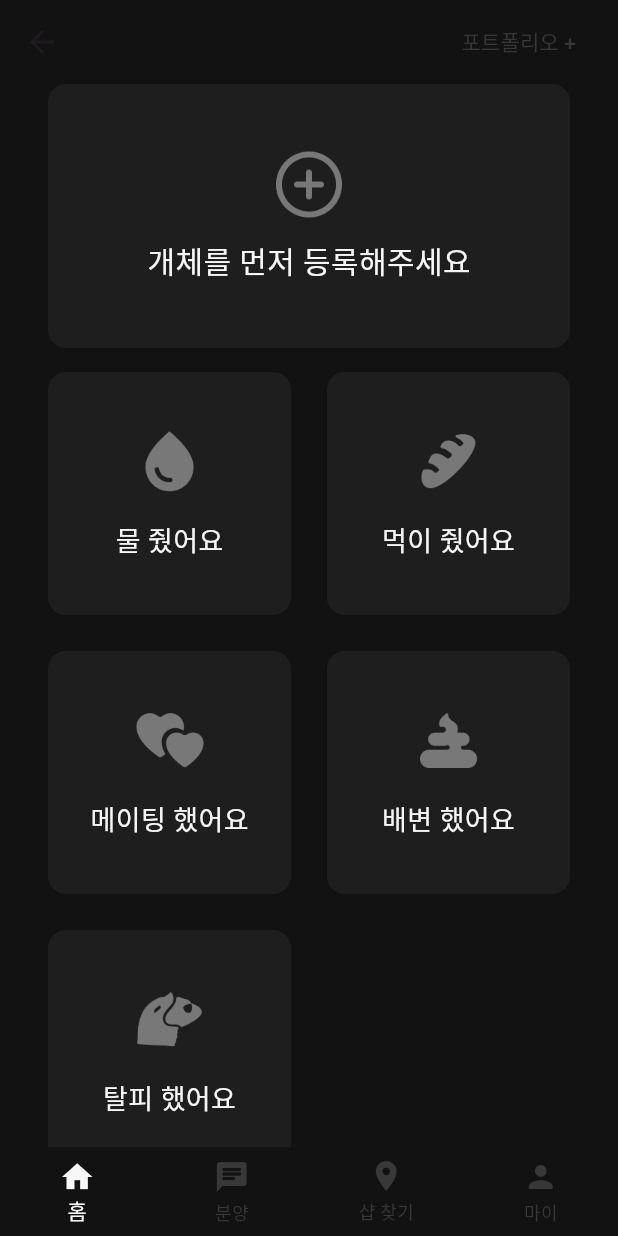
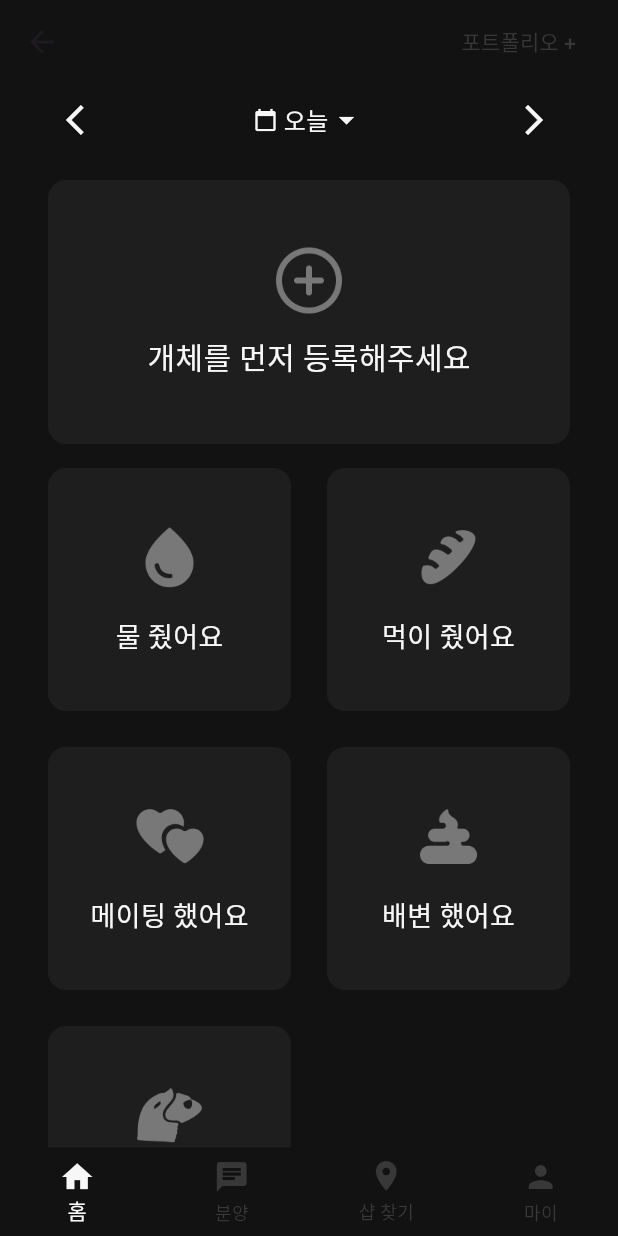
Before and after one commit to oobinkim/rep_f_Flutter, a Flutter app: the HomeView screen opened by its route, on a phone screen of 412 x 824 dp. Run offline on Flutter 3.47's test engine with Material 3 defaults, Android fonts, the phone set to English and light mode, and no system bars; our stand-ins replace cloud_firestore, firebase_auth, firebase_core; accounts and stored records are empty; Roboto replaces fonts that are missing (Pretendard); project files that could hold a hidden picture were left out.

Commit message:
이전, 오늘, 다음 버튼 추가

```diff
--- a/lib/views/home_view/home_view.dart
+++ b/lib/views/home_view/home_view.dart
@@ -39,6 +39,47 @@ class _HomeViewState extends State<HomeView> {
         padding: const EdgeInsets.symmetric(horizontal: 32.0), // 가로 여백 유지
         child: Column(
           children: [
+            // 이전, 오늘, 다음 버튼 영역
+            Row(
+              mainAxisAlignment: MainAxisAlignment.spaceBetween,
+              children: [
+                IconButton(
+                  icon: Icon(Icons.arrow_back_ios, color: AppColors.white),
+                  onPressed: () {
+                    print("이전 버튼 눌림");
+                  },
+                ),
+                GestureDetector(
+                  onTap: () {
+                    print("오늘 드롭다운 눌림");
+                  },
+                  child: Row(
+                    mainAxisAlignment: MainAxisAlignment.center,
+                    children: [
+                      Icon(Icons.calendar_today, color: AppColors.white, size: 16),
+                      SizedBox(width: 4),
+                      Text(
+                        "오늘",
+                        style: TextStyle(
+                          color: AppColors.white,
+                          fontWeight: FontWeight.w500,
+                          fontSize: 16,
+                        ),
+                      ),
+                      Icon(Icons.arrow_drop_down, color: AppColors.white),
+                    ],
+                  ),
+                ),
+                IconButton(
+                  icon: Icon(Icons.arrow_forward_ios, color: AppColors.white),
+                  onPressed: () {
+                    print("다음 버튼 눌림");
+                  },
+                ),
+              ],
+            ),
+            SizedBox(height: 16),
+
             // 개체 추가 버튼
             GestureDetector(
               onTap: () {
@@ -88,7 +129,7 @@ class _HomeViewState extends State<HomeView> {
                     icon: Image.asset(
                       'assets/icon/water.png',
                       width: 48, // 아이콘 크기
-                      height:48,
+                      height: 48,
                     ),
                     isSelected: false,
                     onTap: () {
```
